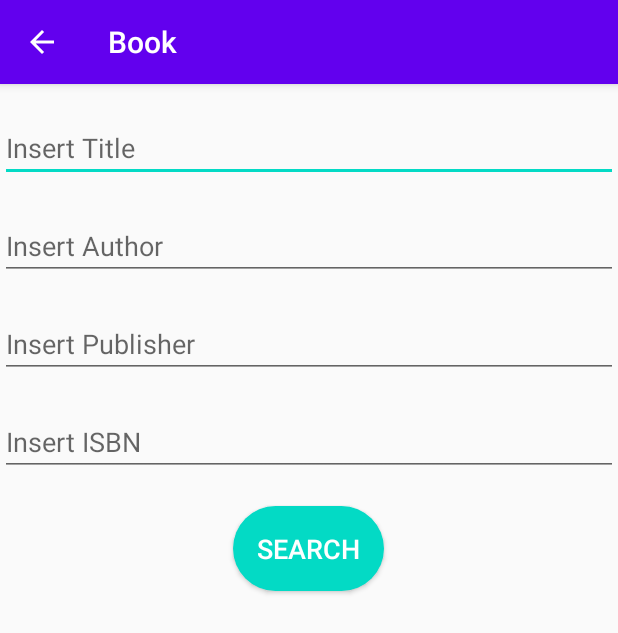
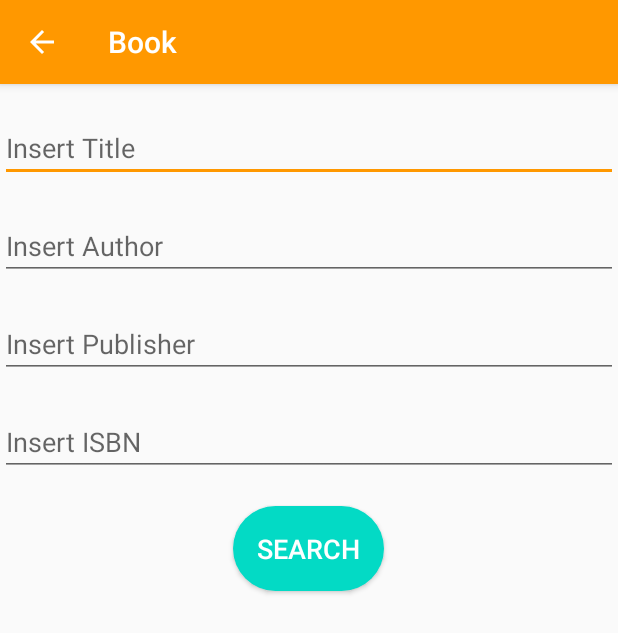
Before and after one commit to emmanuelTwumasi/protwum, an Android app: the screen it shows after launch (SearchActivity), in the options menu, after a tap on "Advance Search", on a phone screen of 412 x 824 dp. Shown: the top 633 px of the screen. Run offline under Robolectric (Android 15) with nearby library versions, the phone set to English and light mode, and no system bars; 3 statements that could not run were skipped.

Commit message:
Book Searcher final commit

```diff
--- a/app/src/main/java/com/example/book/ApiUtil.java
+++ b/app/src/main/java/com/example/book/ApiUtil.java
@@ -49,7 +49,7 @@ public class ApiUtil {
         return  url;
     }
 
-    public static URL buildURL(String title, String author, String publisher, String isbn ){
+    public static URL buildUrl(String title, String author, String publisher, String isbn ){
         URL url =null;// null a start
         StringBuilder sb= new StringBuilder();
         if (!title.isEmpty() )sb.append(TITLE+ title +"+");
--- a/app/src/main/java/com/example/book/BookListActivity.java
+++ b/app/src/main/java/com/example/book/BookListActivity.java
@@ -19,65 +19,84 @@ import androidx.recyclerview.widget.RecyclerView;
 import java.io.IOException;
 import java.net.URL;
 import java.util.ArrayList;
-import java.util.Objects;
 
 public class BookListActivity extends AppCompatActivity implements SearchView.OnQueryTextListener {
-
-    private TextView mTvError;
     private ProgressBar mLoadingProgress;
-    private RecyclerView mRvBooks;
-    private URL mBookUrl;
-
-
+    private RecyclerView rvBooks;
+    URL bookUrl;
     @Override
     protected void onCreate(Bundle savedInstanceState) {
         super.onCreate(savedInstanceState);
         setContentView(R.layout.activity_main);
+        rvBooks = (RecyclerView) findViewById(R.id.rv_books);
         mLoadingProgress = (ProgressBar) findViewById(R.id.pb_loading);
-        mRvBooks =(RecyclerView) findViewById(R.id.rv_books);
-        Intent intent=getIntent();
-        String query = intent.getStringExtra("Query");
+        Intent intent = getIntent();
+        String query = intent.getStringExtra("query");
 
         try {
-            if (query==null||query.isEmpty()){
-            //looks for books with the title
-                mBookUrl = ApiUtil.buildUrl("java");
-            }else {
-                //create a url from the string passed
-                mBookUrl = new URL(query);
+            if (query == null  || query.isEmpty()) {
+                bookUrl = ApiUtil.buildUrl("Covid-19");
             }
-//            String jsonResult = ApiUtil.getJason(bookUrl);
-            new BooksQueryTask().execute(mBookUrl);
-
-        } catch (Exception e) {
-            Log.d("error", e.getMessage());
+            else {
+                bookUrl = new URL(query);
+            }
+            new BooksQueryTask().execute(bookUrl);
 
         }
+        catch (Exception e) {
+            Log.d("error", e.getMessage());
+        }
+
         //create the layoutManager for the books (linear in this case, scrolling vertically
-        //set the layout manager for our recycler
-        LinearLayoutManager booksLayoutManager =new LinearLayoutManager(this,LinearLayoutManager.VERTICAL,false);
-        mRvBooks.setLayoutManager(booksLayoutManager);
+        LinearLayoutManager booksLayoutManager =
+                new LinearLayoutManager(this, LinearLayoutManager.VERTICAL, false);
+        rvBooks.setLayoutManager(booksLayoutManager);
+
 
     }
-
-
     @Override
     public boolean onCreateOptionsMenu(Menu menu) {
         getMenuInflater().inflate(R.menu.book_list_menu, menu);
-        final MenuItem searchItem = menu.findItem(R.id.action_search);
+        final MenuItem searchItem=menu.findItem(R.id.action_search);
         final SearchView searchView = (SearchView) MenuItemCompat.getActionView(searchItem);
         searchView.setOnQueryTextListener(this);
+        //recent searches
+        ArrayList<String> recentList = SpUtil.getQueryList(getApplicationContext());
+        int itemNum = recentList.size();
+        MenuItem recentMenu;
+        for (int i = 0; i<itemNum; i++) {
+            recentMenu = menu.add(Menu.NONE, i, Menu.NONE, recentList.get(i));
+        }
         return true;
     }
+
     @Override
     public boolean onOptionsItemSelected(MenuItem item) {
         // Handle item selection
         switch (item.getItemId()) {
             case R.id.action_advance_search:
-                Intent intent = new Intent(this,SearchActivity.class);
+                Intent intent = new Intent(this, SearchActivity.class);
                 startActivity(intent);
                 return true;
             default:
+                int position = item.getItemId() + 1 ;
+                String preferenceName = SpUtil.QUERY + String.valueOf(position);
+                String query = SpUtil.getPreferenceString(getApplicationContext(), preferenceName);
+                String[] prefParams = query.split("\\,");
+                String[] queryParams = new String[4];
+
+                for (int i=0; i<prefParams.length;i++) {
+                    queryParams[i] = prefParams[i];
+                }
+
+
+                bookUrl = ApiUtil.buildUrl(
+                        (queryParams[0] == null)?"" : queryParams[0],
+                        (queryParams[1] == null)?"" : queryParams[1],
+                        (queryParams[2] == null)?"" : queryParams[2],
+                        (queryParams[3] == null)?"" : queryParams[3]
+                );
+                new BooksQueryTask().execute(bookUrl);
                 return super.onOptionsItemSelected(item);
         }
     }
@@ -91,57 +110,52 @@ public class BookListActivity extends AppCompatActivity implements SearchView.On
         catch (Exception e) {
             Log.d("error", e.getMessage());
         }
+
+
         return false;
     }
-
     @Override
     public boolean onQueryTextChange(String newText) {
         return false;
     }
-    //asyncTask
-    public class BooksQueryTask extends AsyncTask<URL,Void,String>{
+
+    public class BooksQueryTask extends AsyncTask<URL, Void, String> {
 
         @Override
         protected String doInBackground(URL... urls) {
             URL searchURL = urls[0];
             String result = null;
-
             try {
                 result = ApiUtil.getJson(searchURL);
             }
             catch (IOException e) {
-                Log.d("error", Objects.requireNonNull(e.getMessage()));
+                Log.e("Error", e.getMessage());
             }
             return result;
         }
 
-        //after execution
         @Override
         protected void onPostExecute(String result) {
 
-            mTvError = findViewById(R.id.tv_error);
+            TextView tvError = (TextView) findViewById(R.id.tv_error);
             mLoadingProgress.setVisibility(View.INVISIBLE);
+            if (result == null) {
+                rvBooks.setVisibility(View.INVISIBLE);
+                tvError.setVisibility(View.VISIBLE);
+            }
+            else {
+                rvBooks.setVisibility(View.VISIBLE);
+                tvError.setVisibility(View.INVISIBLE);
+            }
+            ArrayList<Book> books = ApiUtil.getBooksFromJson(result);
+            String resultString = "";
 
-            if (result == null){
-                mRvBooks.setVisibility(View.INVISIBLE);
-                mTvError.setVisibility(View.VISIBLE);
-            }else{
-                mRvBooks.setVisibility(View.VISIBLE);
-
-                ArrayList<Book> books = ApiUtil.getBooksFromJson(result);
-                String resultString = "";
-//            for (Book book:books){
-//                resultString =resultString + book.title+"\n"+book.publishedDate+"\n\n";
-//            }
-
-                BooksAdapter adapter = new BooksAdapter(books);
-                mRvBooks.setAdapter(adapter);
-            }
-
+            BooksAdapter adapter = new BooksAdapter(books);
+            rvBooks.setAdapter(adapter);
         }
 
-        //before execution set progress bar to visible
-        protected  void onPreExecute(){
+        @Override
+        protected void onPreExecute() {
             super.onPreExecute();
             mLoadingProgress.setVisibility(View.VISIBLE);
         }
--- a/app/src/main/java/com/example/book/SearchActivity.java
+++ b/app/src/main/java/com/example/book/SearchActivity.java
@@ -1,5 +1,6 @@
 package com.example.book;
 
+import android.content.Context;
 import android.content.Intent;
 import android.os.Bundle;
 import android.view.View;
@@ -13,41 +14,46 @@ import java.net.URL;
 
 public class SearchActivity extends AppCompatActivity {
 
-    private Button mButton;
-    private EditText mEtTitle;
-    private EditText mEtAuthor;
-    private EditText mEtPublisher;
-    private EditText mEtIsbn;
-
     @Override
     protected void onCreate(Bundle savedInstanceState) {
         super.onCreate(savedInstanceState);
         setContentView(R.layout.search);
-        mButton = findViewById(R.id.btnSearch);
-        mEtTitle = findViewById(R.id.etTitle);
-        mEtAuthor = findViewById(R.id.etAuthor);
-        mEtPublisher = findViewById(R.id.etPublisher);
-        mEtIsbn = findViewById(R.id.etISBN);
-     mButton.setOnClickListener(new View.OnClickListener() {
-         @Override
-         public void onClick(View v) {
-             String title = mEtTitle.getText().toString().trim();
-             String author =mEtAuthor.getText().toString().trim();
-             String publisher =mEtPublisher.getText().toString().trim();
-             String isbn =mEtIsbn.getText().toString().trim();
+        Button button = (Button)findViewById(R.id.btnSearch);
+        final EditText etTitle = (EditText) findViewById(R.id.etTitle);
+        final EditText etAuthor = (EditText) findViewById(R.id.etAuthor);
+        final EditText etPublisher = (EditText) findViewById(R.id.etPublisher);
+        final EditText etIsbn = (EditText) findViewById(R.id.etISBN);
 
-             if(title.isEmpty() && author.isEmpty() && publisher.isEmpty() && isbn.isEmpty())
-             {
-                     String message = getString(R.string.no_search_data);
-                 Toast.makeText(SearchActivity.this, message, Toast.LENGTH_SHORT).show();
-             }else {
-
-                 URL queryURL = ApiUtil.buildURL(title,author,publisher,isbn);
-                 Intent intent =new Intent(getApplicationContext(),BookListActivity.class);
-                 intent.putExtra("Query",queryURL);
-                 startActivity(intent);
-             }
-         }
-     });
+        button.setOnClickListener(new View.OnClickListener() {
+            public void onClick(View v) {
+                String title = etTitle.getText().toString().trim();
+                String author = etAuthor.getText().toString().trim();
+                String publisher = etPublisher.getText().toString().trim();
+                String isbn = etIsbn.getText().toString().trim();
+                if(title.isEmpty() && author.isEmpty() && publisher.isEmpty() && isbn.isEmpty()) {
+                    String message = getString(R.string.no_search_data);
+                    Toast.makeText(getApplicationContext(), message, Toast.LENGTH_LONG).show();
+                }
+                else {
+                    URL queryURL = ApiUtil.buildUrl(title, author, publisher, isbn);
+                    Context context = getApplicationContext();
+                    //sharedPreferences
+                    int position = SpUtil.getPreferenceInt(context, SpUtil.POSITION);
+                    if (position == 0 || position == 5) {
+                        position=1;
+                    }
+                    else {
+                        position++;
+                    }
+                    String key = SpUtil.QUERY + String.valueOf(position);
+                    String value = title + "," +  author +"," + publisher +"," + isbn;
+                    SpUtil.setPreferenceString(context, key, value);
+                    SpUtil.setPreferenceInt(context, SpUtil.POSITION, position);
+                    Intent intent = new Intent(getApplicationContext(), BookListActivity.class);
+                    intent.putExtra("query", queryURL.toString());
+                    startActivity(intent);
+                }
+            }
+        });
     }
 }
--- /dev/null
+++ b/app/src/main/java/com/example/book/SpUtil.java
@@ -0,0 +1,56 @@
+package com.example.book;
+
+import android.content.Context;
+import android.content.SharedPreferences;
+
+import java.util.ArrayList;
+
+public class SpUtil {
+    //avoid contructor
+    private SpUtil(){}
+    public static final String PREF_NAME = "BooksPreferences";
+    public static final String POSITION= "position";
+    public static final String QUERY = "query";
+
+
+
+    private static SharedPreferences getPrefs(Context context) {
+        return context.getSharedPreferences(PREF_NAME, Context.MODE_PRIVATE);
+    }
+
+    public static String getPreferenceString(Context context, String key) {
+        return getPrefs(context).getString(key, "");
+    }
+
+    public static int getPreferenceInt(Context context, String key) {
+        return getPrefs(context).getInt(key, 0);
+    }
+
+    public static void setPreferenceString(Context context, String key, String value) {
+        SharedPreferences.Editor editor = getPrefs(context).edit();
+        editor.putString(key, value);
+        editor.apply();
+    }
+
+    public static void setPreferenceInt(Context context, String key, int value) {
+        SharedPreferences.Editor editor = getPrefs(context).edit();
+        editor.putInt(key, value);
+        editor.apply();
+    }
+
+    public static ArrayList<String> getQueryList(Context context) {
+        ArrayList<String> queryList = new ArrayList<String>();
+        for (int i=1; i<=5; i++) {
+            String query = getPrefs(context).getString(QUERY + String.valueOf(i), "");
+            if (!query.isEmpty()) {
+                query = query.replace(",", " ");
+                queryList.add(query.trim());
+            }
+        }
+        return queryList;
+    }
+
+
+
+
+}
--- a/app/src/main/res/layout/activity_book_detail.xml
+++ b/app/src/main/res/layout/activity_book_detail.xml
@@ -1,9 +1,9 @@
 <?xml version="1.0" encoding="utf-8"?>
-
 <layout xmlns:tools="http://schemas.android.com/tools"
     xmlns:app="http://schemas.android.com/apk/res-auto"
     xmlns:android="http://schemas.android.com/apk/res/android"
-    > <data>
+    >
+    <data>
     <variable
         name ="Book"
         type="com.example.book.Book"/>
@@ -14,7 +14,7 @@
 <androidx.constraintlayout.widget.ConstraintLayout
     android:layout_width="match_parent"
     android:layout_height="wrap_content"
-    tools:context=".BookDetail">
+    >
 
     <ImageView
         android:id="@+id/imageView2"
--- a/app/src/main/res/values/styles.xml
+++ b/app/src/main/res/values/styles.xml
@@ -2,9 +2,9 @@
     <!-- Base application theme. -->
     <style name="AppTheme" parent="Theme.AppCompat.Light.DarkActionBar">
         <!-- Customize your theme here. -->
-        <item name="colorPrimary">@color/colorPrimary</item>
-        <item name="colorPrimaryDark">@color/colorPrimaryDark</item>
-        <item name="colorAccent">@color/colorAccent</item>
+        <item name="colorPrimary">#FF9800</item>
+        <item name="colorPrimaryDark">#FF5722</item>
+        <item name="colorAccent">#FF9800</item>
     </style>
 
 </resources>
```
Also changed, not shown: app/src/main/res/layout/book_list_item.xml (+5 -3 lines).
